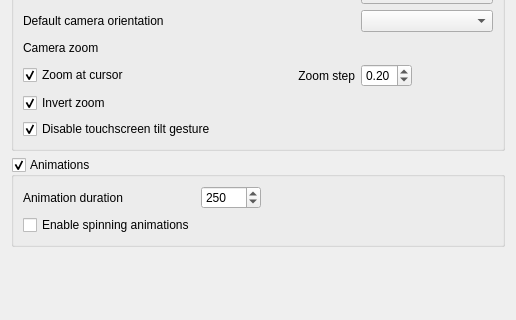
Before: the Qt Designer form src/Gui/PreferencePages/DlgSettingsNavigation.ui in southseact-3d/fcd, drawn with Qt 5; both pictures show x 0 to 516 and y 367 to 687 of the 516 by 687 pixel window.
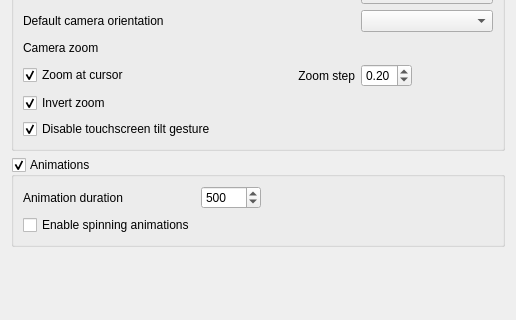
After: the same form once the commit is applied. Custom widgets are drawn as their Qt base class.

Commit message: Gui: Set default navigation animation duration to 500 ms

What changed in the file:
```diff
--- a/src/Gui/PreferencePages/DlgSettingsNavigation.ui
+++ b/src/Gui/PreferencePages/DlgSettingsNavigation.ui
@@ -773,7 +773,7 @@
          <number>50</number>
         </property>
         <property name="value">
-         <number>250</number>
+         <number>500</number>
         </property>
         <property name="prefEntry" stdset="0">
          <cstring>AnimationDuration</cstring>
```
The commit also changes 2 other files.
